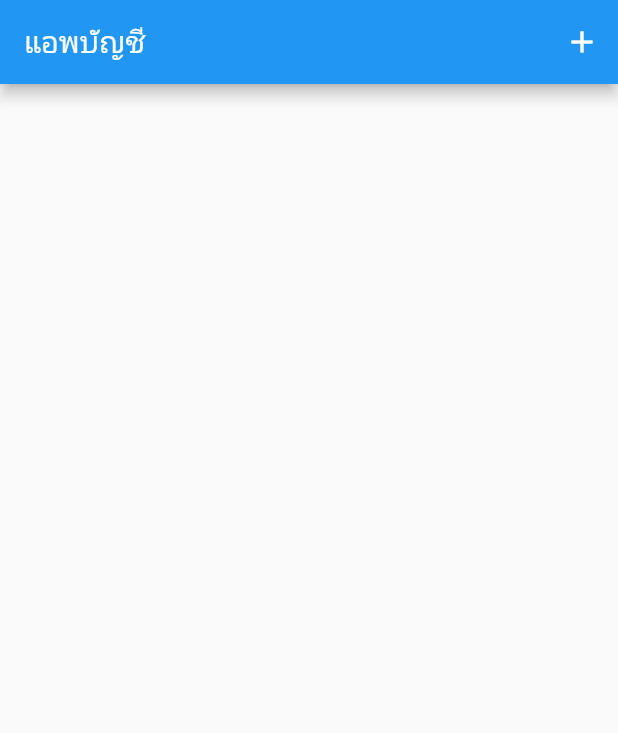
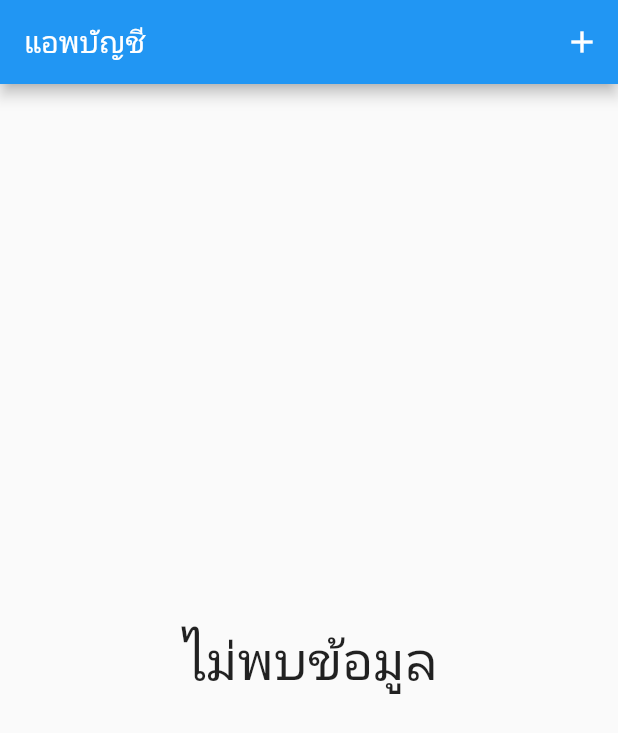
Before and after one commit to Kevinfame007/learn_flutter_database, a Flutter app: the screen it shows after launch, on a phone screen of 412 x 824 dp. Shown: the top 733 px of the screen. Run offline on Flutter 3.47's test engine with Material 2 defaults, Android fonts, the phone set to English and light mode, and no system bars.

Commit message:
learn how to custom format the date display
learn how to custom format the date display

```diff
--- a/lib/main.dart
+++ b/lib/main.dart
@@ -1,4 +1,5 @@
 import 'package:flutter/material.dart';
+import 'package:intl/intl.dart';
 import 'package:learn_flutter_database/models/Transaction.dart';
 import 'package:learn_flutter_database/providers/transaction_provider.dart';
 import 'package:learn_flutter_database/screens/form_screen.dart';
@@ -57,13 +58,13 @@ class _MyHomePageState extends State<MyHomePage> {
           ],
         ),
         body: Consumer(
-          builder: (context, TransactionProvider provider, child) {
+          builder: (context, TransactionProvider provider, Widget? child) {
             var count = provider.transactions.length; //นับจำนวนข้อมูล
-            if (count < 0) {
+            if (count <= 0) {
               return Center(
                 child: Text(
                   "ไม่พบข้อมูล",
-                  style: TextStyle(fontSize: 40),
+                  style: TextStyle(fontSize: 35),
                 ),
               );
             } else {
@@ -82,7 +83,7 @@ class _MyHomePageState extends State<MyHomePage> {
                         ),
                       ),
                       title: Text(data.title),
-                      subtitle: Text(data.date.toString()),
+                      subtitle: Text(DateFormat("dd/mm/yyyy").format(data.date)),
                     ),
                   );
                 },
--- a/pubspec.yaml
+++ b/pubspec.yaml
@@ -35,6 +35,7 @@ dependencies:
   # Use with the CupertinoIcons class for iOS style icons.
   cupertino_icons: ^1.0.2
   provider: ^6.0.1
+  intl: ^0.17.0
 
 dev_dependencies:
   flutter_test:
```
Also changed, not shown: pubspec.lock.
